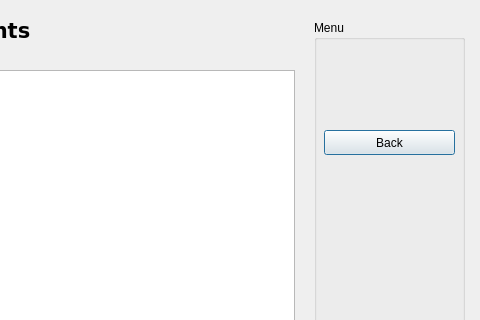
The window that clientListView.ui (justinward3/COMP3004Project) describes before a commit, drawn with Qt 5; both pictures show x 326 to 806 and y 0 to 320 of the 806 by 555 pixel window.
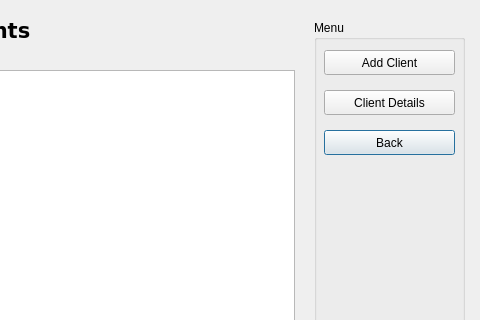
The same window after the commit.

What changed in the file:
```diff
--- a/clientListView.ui
+++ b/clientListView.ui
@@ -65,6 +65,32 @@
      <string>Back</string>
     </property>
    </widget>
+   <widget class="QPushButton" name="addButton">
+    <property name="geometry">
+     <rect>
+      <x>10</x>
+      <y>30</y>
+      <width>131</width>
+      <height>25</height>
+     </rect>
+    </property>
+    <property name="text">
+     <string>Add Client</string>
+    </property>
+   </widget>
+   <widget class="QPushButton" name="detailButton">
+    <property name="geometry">
+     <rect>
+      <x>10</x>
+      <y>70</y>
+      <width>131</width>
+      <height>25</height>
+     </rect>
+    </property>
+    <property name="text">
+     <string>Client Details</string>
+    </property>
+   </widget>
   </widget>
   <widget class="QTableView" name="clientList">
    <property name="geometry">
```
Left out of the diff: 2 changed lines with no effect on the pictures.
